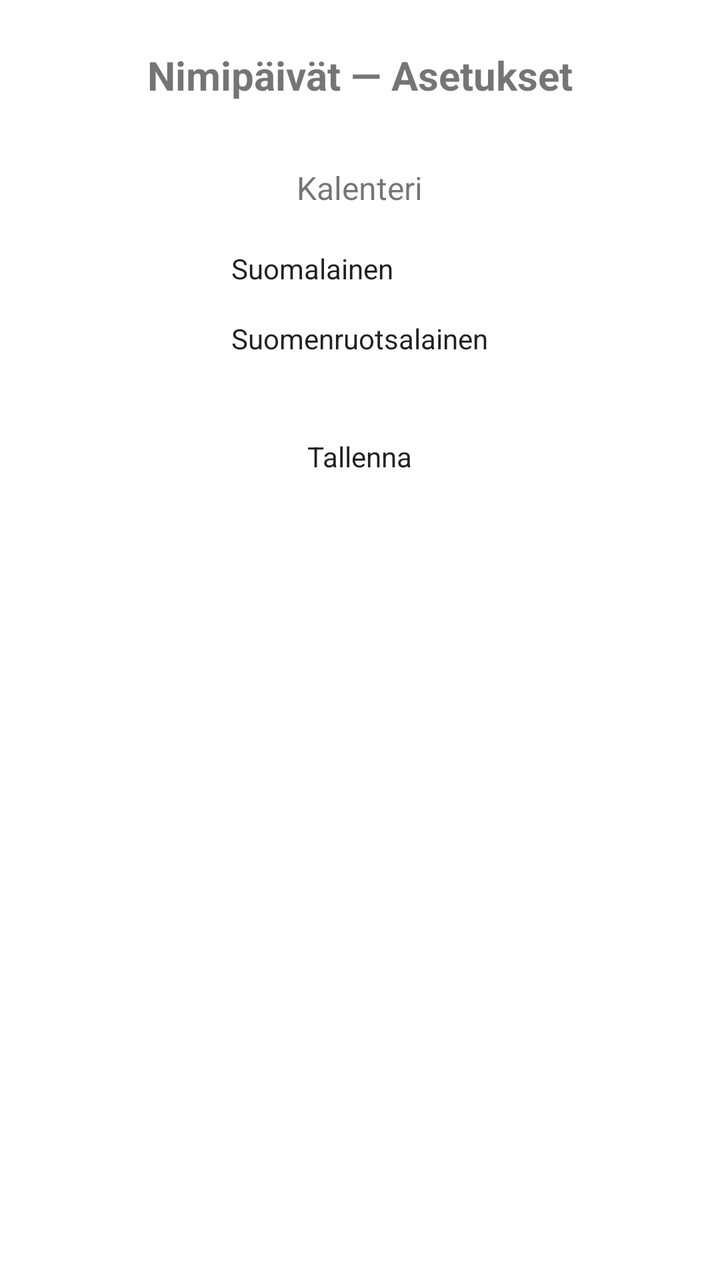
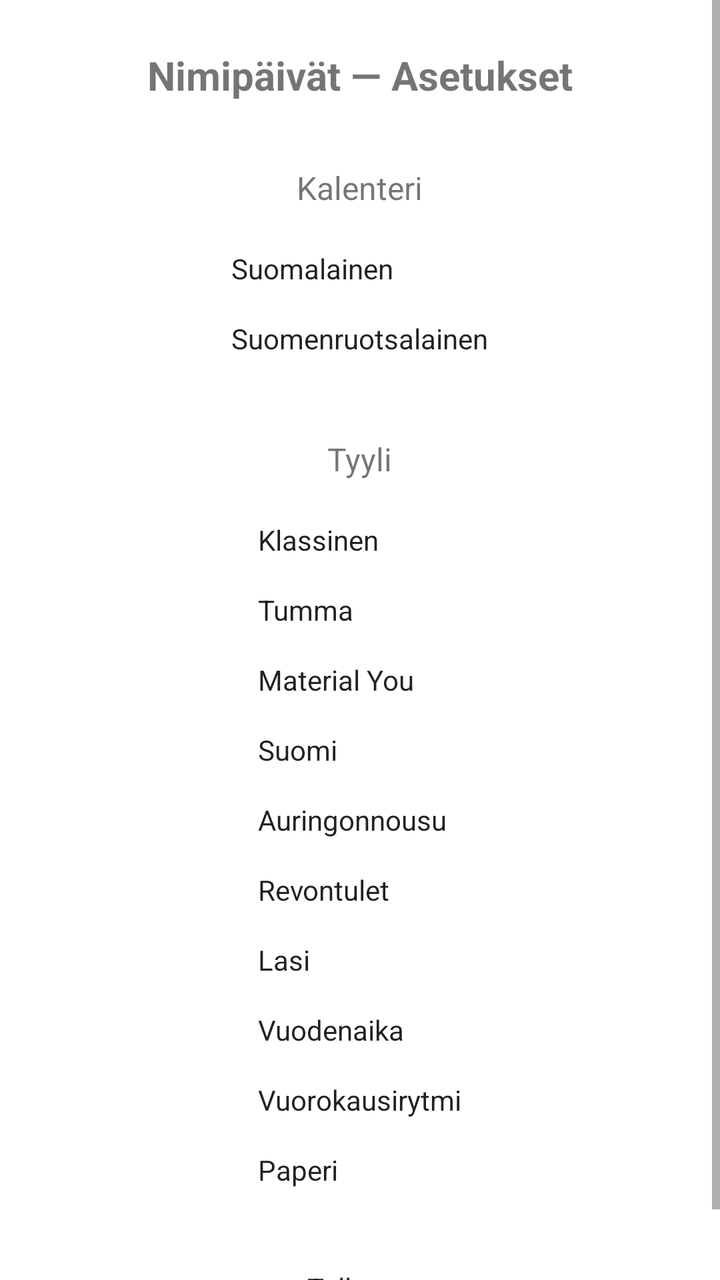

Before-and-after screenshots of an Android layout around one commit, followed by the original layout XML and the change that was made.
<!-- AndroidManifest.xml: activity theme Theme.Nimipaivat -->
<!-- res/layout/activity_widget_config.xml -->
<?xml version="1.0" encoding="utf-8"?>
<LinearLayout
    xmlns:android="http://schemas.android.com/apk/res/android"
    android:layout_width="match_parent"
    android:layout_height="match_parent"
    android:orientation="vertical"
    android:padding="24dp"
    android:gravity="center_horizontal">

    <TextView
        android:layout_width="wrap_content"
        android:layout_height="wrap_content"
        android:text="@string/config_title"
        android:textSize="20sp"
        android:textStyle="bold"
        android:layout_marginBottom="32dp" />

    <TextView
        android:layout_width="wrap_content"
        android:layout_height="wrap_content"
        android:text="@string/language_label"
        android:textSize="16sp"
        android:layout_marginBottom="12dp" />

    <RadioGroup
        android:id="@+id/language_radio_group"
        android:layout_width="wrap_content"
        android:layout_height="wrap_content"
        android:orientation="vertical"
        android:layout_marginBottom="32dp">

        <RadioButton
            android:id="@+id/radio_finnish"
            android:layout_width="wrap_content"
            android:layout_height="wrap_content"
            android:text="@string/language_finnish"
            android:checked="true"
            android:padding="8dp" />

        <RadioButton
            android:id="@+id/radio_swedish"
            android:layout_width="wrap_content"
            android:layout_height="wrap_content"
            android:text="@string/language_swedish"
            android:padding="8dp" />

    </RadioGroup>

    <Button
        android:id="@+id/save_button"
        android:layout_width="wrap_content"
        android:layout_height="wrap_content"
        android:text="@string/save_button"
        android:paddingStart="32dp"
        android:paddingEnd="32dp" />

</LinearLayout>
<!-- resources referenced by this layout -->
<resources>
  <string name="config_title">Nimipäivät — Asetukset</string>
  <string name="language_finnish">Suomalainen</string>
  <string name="language_label">Kalenteri</string>
  <string name="language_swedish">Suomenruotsalainen</string>
  <string name="save_button">Tallenna</string>
  <style name="Theme.Nimipaivat" parent="android:Theme.Material.Light.NoActionBar">
          <item name="android:colorBackground">#FFFFFFFF</item>
      </style>
</resources>

<!-- the commit's change to res/layout/activity_widget_config.xml (unified diff, before → after) -->
@@ -1,57 +1,150 @@
 <?xml version="1.0" encoding="utf-8"?>
-<LinearLayout
+<ScrollView
     xmlns:android="http://schemas.android.com/apk/res/android"
     android:layout_width="match_parent"
-    android:layout_height="match_parent"
-    android:orientation="vertical"
-    android:padding="24dp"
-    android:gravity="center_horizontal">
+    android:layout_height="match_parent">
 
-    <TextView
-        android:layout_width="wrap_content"
-        android:layout_height="wrap_content"
-        android:text="@string/config_title"
-        android:textSize="20sp"
-        android:textStyle="bold"
-        android:layout_marginBottom="32dp" />
-
-    <TextView
-        android:layout_width="wrap_content"
-        android:layout_height="wrap_content"
-        android:text="@string/language_label"
-        android:textSize="16sp"
-        android:layout_marginBottom="12dp" />
-
-    <RadioGroup
-        android:id="@+id/language_radio_group"
-        android:layout_width="wrap_content"
+    <LinearLayout
+        android:layout_width="match_parent"
         android:layout_height="wrap_content"
         android:orientation="vertical"
-        android:layout_marginBottom="32dp">
+        android:padding="24dp"
+        android:gravity="center_horizontal">
 
-        <RadioButton
-            android:id="@+id/radio_finnish"
+        <TextView
             android:layout_width="wrap_content"
             android:layout_height="wrap_content"
-            android:text="@string/language_finnish"
-            android:checked="true"
-            android:padding="8dp" />
+            android:text="@string/config_title"
+            android:textSize="20sp"
+            android:textStyle="bold"
+            android:layout_marginBottom="32dp" />
 
-        <RadioButton
-            android:id="@+id/radio_swedish"
+        <TextView
             android:layout_width="wrap_content"
             android:layout_height="wrap_content"
-            android:text="@string/language_swedish"
-            android:padding="8dp" />
+            android:text="@string/language_label"
+            android:textSize="16sp"
+            android:layout_marginBottom="12dp" />
 
-    </RadioGroup>
+        <RadioGroup
+            android:id="@+id/language_radio_group"
+            android:layout_width="wrap_content"
+            android:layout_height="wrap_content"
+            android:orientation="vertical"
+            android:layout_marginBottom="32dp">
 
-    <Button
-        android:id="@+id/save_button"
-        android:layout_width="wrap_content"
-        android:layout_height="wrap_content"
-        android:text="@string/save_button"
-        android:paddingStart="32dp"
-        android:paddingEnd="32dp" />
+            <RadioButton
+                android:id="@+id/radio_finnish"
+                android:layout_width="wrap_content"
+                android:layout_height="wrap_content"
+                android:text="@string/language_finnish"
+                android:checked="true"
+                android:padding="8dp" />
 
-</LinearLayout>
+            <RadioButton
+                android:id="@+id/radio_swedish"
+                android:layout_width="wrap_content"
+                android:layout_height="wrap_content"
+                android:text="@string/language_swedish"
+                android:padding="8dp" />
+
+        </RadioGroup>
+
+        <TextView
+            android:layout_width="wrap_content"
+            android:layout_height="wrap_content"
+            android:text="@string/style_label"
+            android:textSize="16sp"
+            android:layout_marginBottom="12dp" />
+
+        <RadioGroup
+            android:id="@+id/style_radio_group"
+            android:layout_width="wrap_content"
+            android:layout_height="wrap_content"
+            android:orientation="vertical"
+            android:layout_marginBottom="32dp">
+
+            <RadioButton
+                android:id="@+id/radio_style_classic"
+                android:layout_width="wrap_content"
+                android:layout_height="wrap_content"
+                android:text="@string/style_classic"
+                android:checked="true"
+                android:padding="8dp" />
+
+            <RadioButton
+                android:id="@+id/radio_style_dark"
+                android:layout_width="wrap_content"
+                android:layout_height="wrap_content"
+                android:text="@string/style_dark"
+                android:padding="8dp" />
+
+            <RadioButton
+                android:id="@+id/radio_style_material_you"
+                android:layout_width="wrap_content"
+                android:layout_height="wrap_content"
+                android:text="@string/style_material_you"
+                android:padding="8dp" />
+
+            <RadioButton
+                android:id="@+id/radio_style_finnish"
+                android:layout_width="wrap_content"
+                android:layout_height="wrap_content"
+                android:text="@string/style_finnish"
+                android:padding="8dp" />
+
+            <RadioButton
+                android:id="@+id/radio_style_sunrise"
+                android:layout_width="wrap_content"
+                android:layout_height="wrap_content"
+                android:text="@string/style_sunrise"
+                android:padding="8dp" />
+
+            <RadioButton
+                android:id="@+id/radio_style_aurora"
+                android:layout_width="wrap_content"
+                android:layout_height="wrap_content"
+                android:text="@string/style_aurora"
+                android:padding="8dp" />
+
+            <RadioButton
+                android:id="@+id/radio_style_frosted_glass"
+                android:layout_width="wrap_content"
+                android:layout_height="wrap_content"
+                android:text="@string/style_frosted_glass"
+                android:padding="8dp" />
+
+            <RadioButton
+                android:id="@+id/radio_style_seasonal"
+                android:layout_width="wrap_content"
+                android:layout_height="wrap_content"
+                android:text="@string/style_seasonal"
+                android:padding="8dp" />
+
+            <RadioButton
+                android:id="@+id/radio_style_time_of_day"
+                android:layout_width="wrap_content"
+                android:layout_height="wrap_content"
+                android:text="@string/style_time_of_day"
+                android:padding="8dp" />
+
+            <RadioButton
+                android:id="@+id/radio_style_paper"
+                android:layout_width="wrap_content"
+                android:layout_height="wrap_content"
+                android:text="@string/style_paper"
+                android:padding="8dp" />
+
+        </RadioGroup>
+
+        <Button
+            android:id="@+id/save_button"
+            android:layout_width="wrap_content"
+            android:layout_height="wrap_content"
+            android:text="@string/save_button"
+            android:paddingStart="32dp"
+            android:paddingEnd="32dp" />
+
+    </LinearLayout>
+
+</ScrollView>
<!-- resource entries referenced after the edit -->
@@ -5,6 +5,17 @@
   <string name="language_label">Kalenteri</string>
   <string name="language_swedish">Suomenruotsalainen</string>
   <string name="save_button">Tallenna</string>
+  <string name="style_aurora">Revontulet</string>
+  <string name="style_classic">Klassinen</string>
+  <string name="style_dark">Tumma</string>
+  <string name="style_finnish">Suomi</string>
+  <string name="style_frosted_glass">Lasi</string>
+  <string name="style_label">Tyyli</string>
+  <string name="style_material_you">Material You</string>
+  <string name="style_paper">Paperi</string>
+  <string name="style_seasonal">Vuodenaika</string>
+  <string name="style_sunrise">Auringonnousu</string>
+  <string name="style_time_of_day">Vuorokausirytmi</string>
   <style name="Theme.Nimipaivat" parent="android:Theme.Material.Light.NoActionBar">
           <item name="android:colorBackground">#FFFFFFFF</item>
       </style>
